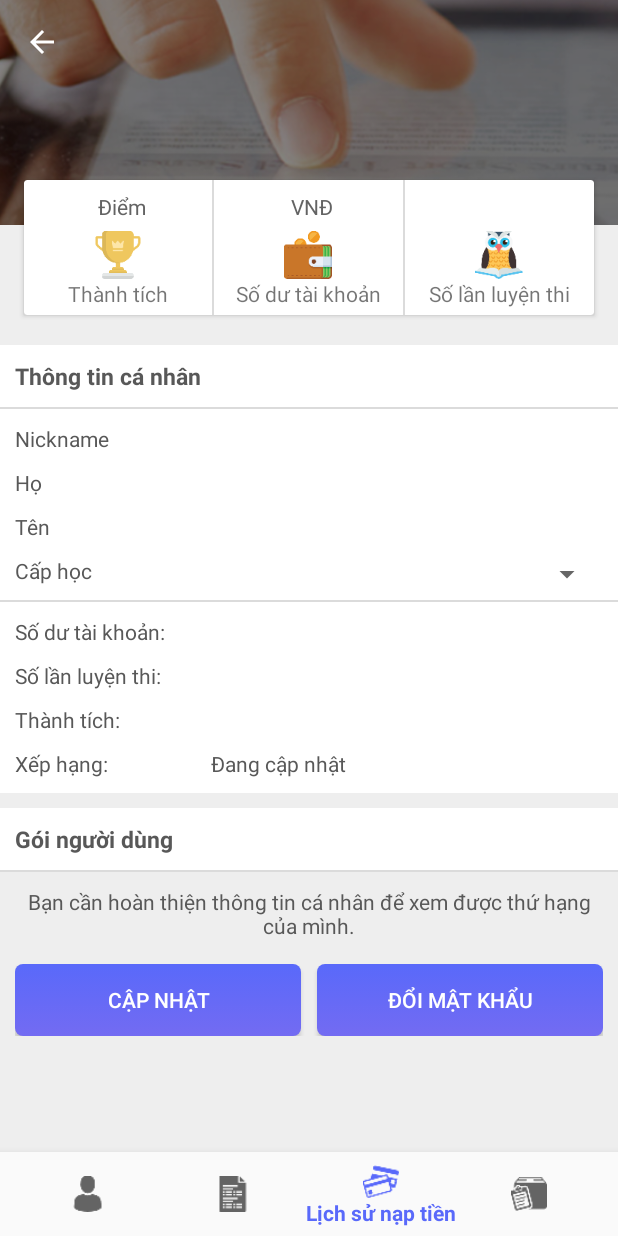
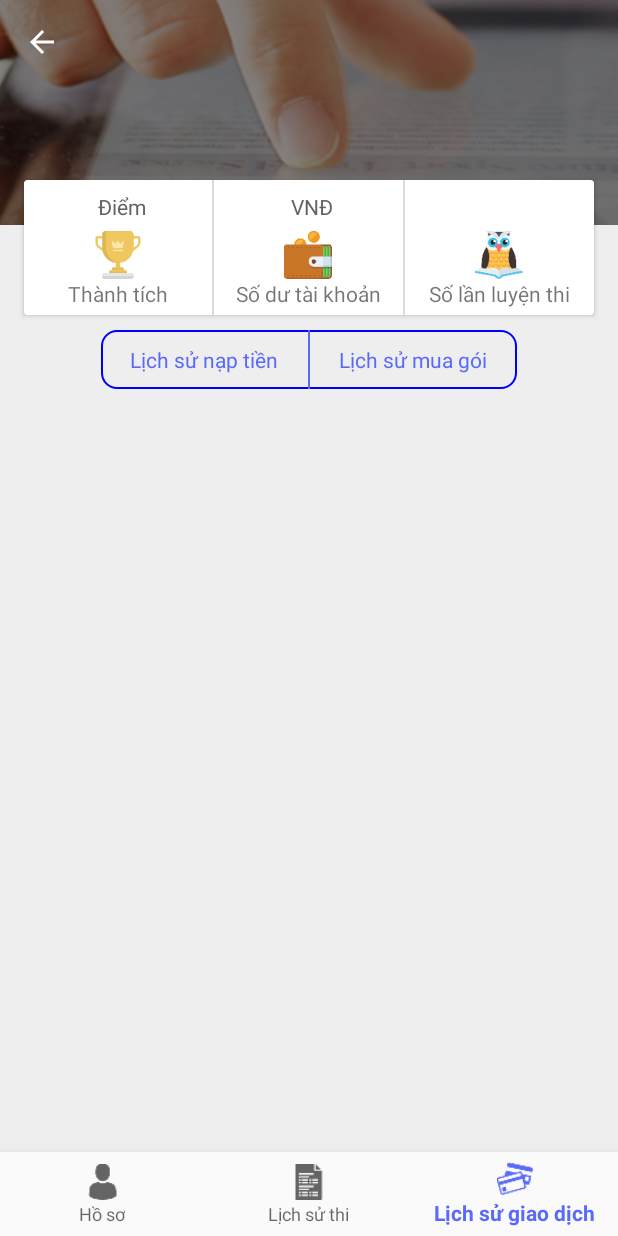
Before and after one commit to HikaruNguyen/Ezlearn, an Android app: the UserProfile screen opened directly, with no data from a screen before it, item 3 of the bottom bar chosen, on a phone screen of 412 x 824 dp. Run offline under Robolectric (Android 15) with nearby library versions, the phone set to English and light mode, and no system bars; our stand-ins replace data binding; libraries missing offline, so code that uses them is left out: retrofit2.adapter.rxjava, rx.android.schedulers, rx.functions, rx.schedulers; 5 statements that could not run were skipped.

Commit message:
Transaction

```diff
--- a/app/src/main/java/com/vn/ezlearn/activity/UserProfile.kt
+++ b/app/src/main/java/com/vn/ezlearn/activity/UserProfile.kt
@@ -10,6 +10,7 @@ import com.vn.ezlearn.R
 import com.vn.ezlearn.adapter.ViewPagerAdapter
 import com.vn.ezlearn.databinding.ActivityUserProfileBinding
 import com.vn.ezlearn.fragment.HistoryExamFragment
+import com.vn.ezlearn.fragment.HistoryTransactionFragment
 import com.vn.ezlearn.fragment.UserProfileFragment
 import com.vn.ezlearn.interfaces.UserInfoCallBack
 import com.vn.ezlearn.models.User
@@ -43,11 +44,11 @@ class UserProfile : BaseActivity(), UserInfoCallBack {
                 userMainViewModel.visiableAvatar.set(View.GONE)
                 return@OnNavigationItemSelectedListener true
             }
-            R.id.navigation_history_buy_package -> {
-                userProfileBinding!!.viewPager.currentItem = 3
-                userMainViewModel.visiableAvatar.set(View.GONE)
-                return@OnNavigationItemSelectedListener true
-            }
+//            R.id.navigation_history_buy_package -> {
+//                userProfileBinding!!.viewPager.currentItem = 3
+//                userMainViewModel.visiableAvatar.set(View.GONE)
+//                return@OnNavigationItemSelectedListener true
+//            }
         }
         false
     }
@@ -91,8 +92,8 @@ class UserProfile : BaseActivity(), UserInfoCallBack {
                             R.id.navigation_history_exam
                     2 -> userProfileBinding!!.navigation.selectedItemId =
                             R.id.navigation_history_topup
-                    3 -> userProfileBinding!!.navigation.selectedItemId =
-                            R.id.navigation_history_buy_package
+//                    3 -> userProfileBinding!!.navigation.selectedItemId =
+//                            R.id.navigation_history_buy_package
                     else -> userProfileBinding!!.navigation.selectedItemId =
                             R.id.navigation_profile
                 }
@@ -110,8 +111,8 @@ class UserProfile : BaseActivity(), UserInfoCallBack {
         userProfileFragment.setUserInfoCallBack(this@UserProfile)
         fragmentList!!.add(userProfileFragment)
         fragmentList!!.add(HistoryExamFragment())
-        fragmentList!!.add(UserProfileFragment())
-        fragmentList!!.add(UserProfileFragment())
+        fragmentList!!.add(HistoryTransactionFragment())
+//        fragmentList!!.add(UserProfileFragment())
         viewPagerAdapter = ViewPagerAdapter(supportFragmentManager, fragmentList!!)
         userProfileBinding!!.viewPager.adapter = viewPagerAdapter
 
--- /dev/null
+++ b/app/src/main/java/com/vn/ezlearn/fragment/HistoryTransactionFragment.kt
@@ -0,0 +1,25 @@
+package com.vn.ezlearn.fragment
+
+
+import android.os.Bundle
+import android.support.v4.app.Fragment
+import android.view.LayoutInflater
+import android.view.View
+import android.view.ViewGroup
+
+import com.vn.ezlearn.R
+
+
+/**
+ * A simple [Fragment] subclass.
+ */
+class HistoryTransactionFragment : Fragment() {
+
+
+    override fun onCreateView(inflater: LayoutInflater?, container: ViewGroup?,
+                              savedInstanceState: Bundle?): View? {
+        // Inflate the layout for this fragment
+        return inflater!!.inflate(R.layout.fragment_history_transaction, container, false)
+    }
+
+}// Required empty public constructor
--- /dev/null
+++ b/app/src/main/res/drawable/bg_blue.xml
@@ -0,0 +1,17 @@
+<?xml version="1.0" encoding="utf-8"?>
+<selector xmlns:android="http://schemas.android.com/apk/res/android">
+
+    <item android:state_checked="true">
+        <shape android:shape="rectangle">
+            <solid android:color="@color/colorPrimaryDark" />
+
+            <corners android:bottomLeftRadius="@dimen/margin_10dp" android:topLeftRadius="@dimen/margin_10dp" />
+        </shape>
+    </item>
+    <item>
+        <shape android:shape="rectangle">
+            <solid android:color="#00000000" />
+        </shape>
+    </item>
+
+</selector>
--- /dev/null
+++ b/app/src/main/res/drawable/bg_red.xml
@@ -0,0 +1,17 @@
+<?xml version="1.0" encoding="utf-8"?>
+<selector xmlns:android="http://schemas.android.com/apk/res/android">
+
+    <item android:state_checked="true">
+        <shape android:shape="rectangle">
+            <solid android:color="@color/colorPrimaryDark" />
+
+            <corners android:bottomRightRadius="@dimen/margin_10dp" android:topRightRadius="@dimen/margin_10dp" />
+        </shape>
+    </item>
+    <item>
+        <shape android:shape="rectangle">
+            <solid android:color="#00000000" />
+        </shape>
+    </item>
+
+</selector>
--- /dev/null
+++ b/app/src/main/res/drawable/round_border.xml
@@ -0,0 +1,21 @@
+<shape xmlns:android="http://schemas.android.com/apk/res/android"
+    android:shape="rectangle" >
+
+    <!-- view background color -->
+    <solid android:color="#00000000" >
+    </solid>
+
+    <!-- view border color and width -->
+    <stroke
+        android:width="1dp"
+        android:color="#0000FF" >
+    </stroke>
+
+    <!-- If you want to add some padding -->
+
+
+    <!-- Here is the corner radius -->
+    <corners android:radius="10dp" >
+    </corners>
+
+</shape>
--- /dev/null
+++ b/app/src/main/res/layout/fragment_history_transaction.xml
@@ -0,0 +1,55 @@
+<LinearLayout xmlns:android="http://schemas.android.com/apk/res/android"
+    xmlns:tools="http://schemas.android.com/tools"
+    android:layout_width="match_parent"
+    android:layout_height="match_parent"
+    android:orientation="vertical"
+    tools:context="com.vn.ezlearn.fragment.HistoryTransactionFragment">
+
+    <RadioGroup
+        android:id="@+id/rgTask"
+        android:layout_width="wrap_content"
+        android:layout_height="wrap_content"
+        android:layout_gravity="center_horizontal"
+        android:background="@drawable/round_border"
+        android:orientation="horizontal">
+
+        <RadioButton
+            android:id="@+id/rbBlue"
+            android:layout_width="wrap_content"
+            android:layout_height="wrap_content"
+            android:layout_weight="1"
+            android:background="@drawable/bg_blue"
+            android:button="@android:color/transparent"
+            android:gravity="center"
+            android:paddingBottom="@dimen/margin_10dp"
+            android:paddingLeft="@dimen/margin_20dp"
+            android:paddingRight="@dimen/margin_20dp"
+            android:paddingTop="@dimen/margin_10dp"
+            android:singleLine="true"
+            android:text="@string/tab_history_recharge"
+            android:textColor="@color/colorPrimaryDark" />
+
+        <View
+            android:id="@+id/vSep2"
+            android:layout_width="1dp"
+            android:layout_height="match_parent"
+            android:background="@color/colorPrimaryDark"
+            android:visibility="visible" />
+
+        <RadioButton
+            android:id="@+id/rbRed"
+            android:layout_width="wrap_content"
+            android:layout_height="wrap_content"
+            android:layout_weight="1"
+            android:background="@drawable/bg_red"
+            android:button="@android:color/transparent"
+            android:gravity="center"
+            android:paddingBottom="@dimen/margin_10dp"
+            android:paddingLeft="@dimen/margin_20dp"
+            android:paddingRight="@dimen/margin_20dp"
+            android:paddingTop="@dimen/margin_10dp"
+            android:singleLine="true"
+            android:text="@string/tab_history_buy_package"
+            android:textColor="@color/colorPrimaryDark" />
+    </RadioGroup>
+</LinearLayout>
--- a/app/src/main/res/layout/fragment_user_profile.xml
+++ b/app/src/main/res/layout/fragment_user_profile.xml
@@ -26,7 +26,6 @@
                 <LinearLayout
                     android:layout_width="match_parent"
                     android:layout_height="wrap_content"
-                    android:layout_marginTop="@dimen/margin_10dp"
                     android:background="@color/white"
                     android:orientation="vertical"
                     android:paddingBottom="@dimen/margin_10dp">
--- /dev/null
+++ b/app/src/main/res/layout/item_history_buy_package.xml
@@ -0,0 +1,9 @@
+<?xml version="1.0" encoding="utf-8"?>
+<layout>
+
+    <LinearLayout xmlns:android="http://schemas.android.com/apk/res/android"
+        android:layout_width="match_parent"
+        android:layout_height="wrap_content">
+
+    </LinearLayout>
+</layout>
--- a/app/src/main/res/menu/navigation_user_info.xml
+++ b/app/src/main/res/menu/navigation_user_info.xml
@@ -15,9 +15,9 @@
     <item
         android:id="@+id/navigation_history_topup"
         android:icon="@mipmap/ic_buy"
-        android:title="@string/tab_history_recharge" />
-    <item
-        android:id="@+id/navigation_history_buy_package"
-        android:icon="@mipmap/ic_package"
-        android:title="@string/tab_history_buy_package" />
+        android:title="@string/tab_history_transaction" />
+    <!--<item-->
+        <!--android:id="@+id/navigation_history_buy_package"-->
+        <!--android:icon="@mipmap/ic_package"-->
+        <!--android:title="@string/tab_history_buy_package" />-->
 </menu>
--- a/app/src/main/res/values/strings.xml
+++ b/app/src/main/res/values/strings.xml
@@ -45,6 +45,7 @@
     <string name="tab_history_exam">Lịch sử thi</string>
     <string name="tab_history_recharge">Lịch sử nạp tiền</string>
     <string name="tab_history_buy_package">Lịch sử mua gói</string>
+    <string name="tab_history_transaction">Lịch sử giao dịch</string>
 
     <string name="service_package_">Gói dịch vụ: </string>
     <string name="service_package">Gói dịch vụ: %1$s</string>
@@ -127,5 +128,8 @@
     <string name="review_answer">Xem đáp án</string>
     <string name="hint">Gợi ý</string>
 
+    <!-- TODO: Remove or change this placeholder text -->
+    <string name="hello_blank_fragment">Hello blank fragment</string>
+
 
 </resources>
```
